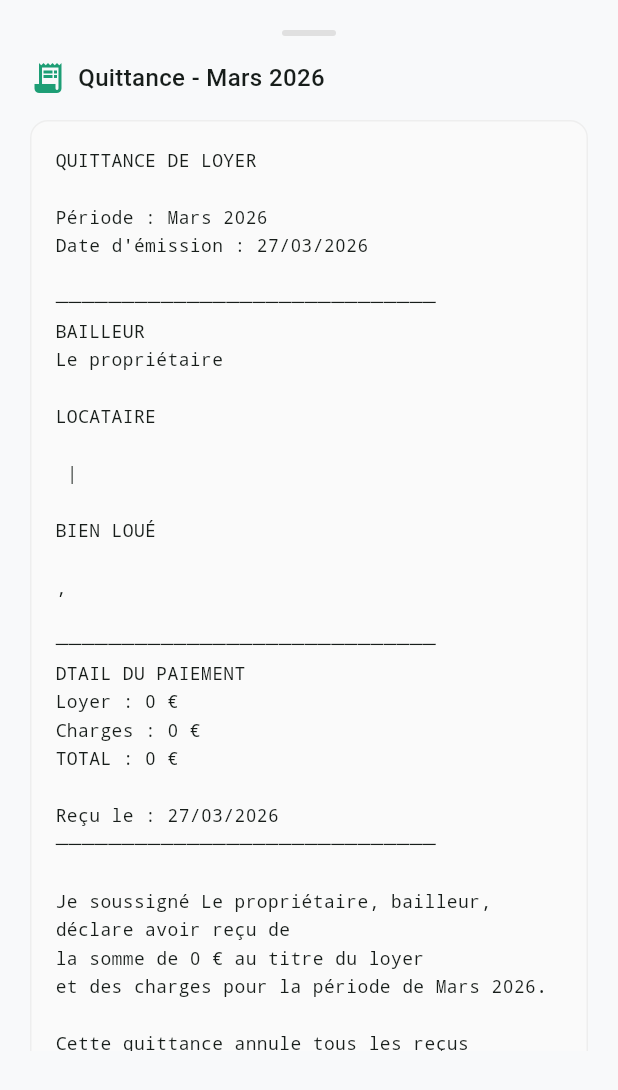
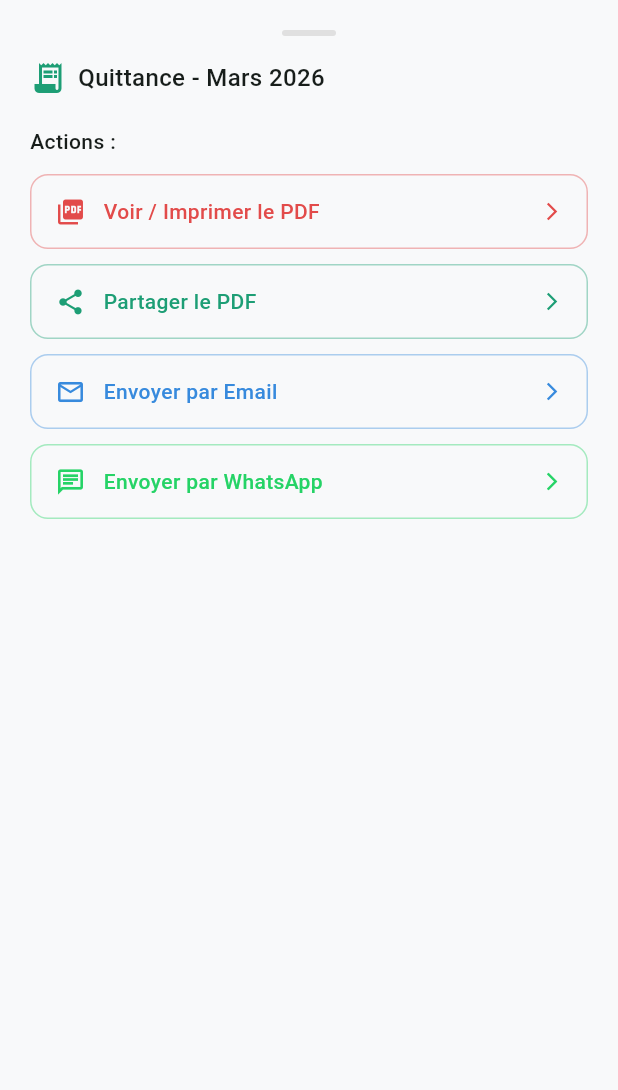
Before and after one commit to hentatizied-ui/gestionloc, a Flutter app: the _QuittanceSheet widget shown alone on an empty page, opened directly with empty values, on a phone screen of 412 x 824 dp. Shown: the top 1090 px of the screen. Run offline on Flutter 3.47's test engine with Material 3 defaults, Android fonts, the light colour scheme and no system bars; our stand-ins replace fl_chart, pdf, printing, shared_preferences; accounts and stored records are empty; network calls fail.

Commit message:
fix: use X12

```diff
--- a/lib/screens/locataires_screen.dart
+++ b/lib/screens/locataires_screen.dart
@@ -1,6 +1,9 @@
+import 'dart:typed_data';
 import 'package:flutter/material.dart';
 import 'package:flutter/foundation.dart' show kIsWeb;
 import 'package:url_launcher/url_launcher.dart';
+import 'package:printing/printing.dart';
+import '../services/pdf_service.dart';
 import 'package:provider/provider.dart';
 import 'package:intl/intl.dart';
 import '../services/data_service.dart';
@@ -339,130 +342,44 @@ class _QuittanceSheet extends StatelessWidget {
   final Transaction paiement;
   const _QuittanceSheet({required this.loc, required this.bien, required this.mois, required this.paiement});
 
-  String _genererTexte(String proprietaire) {
-    final moisStr = DateFormat('MMMM yyyy', 'fr_FR').format(mois);
-    final loyer = bien?.loyerMensuel ?? 0;
-    final charges = bien?.charges ?? 0;
-    final total = loyer + charges;
-    final adresse = bien != null ? '${bien!.adresse}, ${bien!.ville} ${bien!.codePostal}' : '';
+  String _capitalize(String s) => s.isEmpty ? s : '${s[0].toUpperCase()}${s.substring(1)}';
 
-    return '''QUITTANCE DE LOYER
-
-Période : ${_capitalize(moisStr)}
-Date d\'émission : ${DateFormat('dd/MM/yyyy').format(DateTime.now())}
-
-─────────────────────────────
-BAILLEUR
-$proprietaire
-
-LOCATAIRE
-${loc.nomComplet}
-${loc.email} | ${loc.telephone}
-
-BIEN LOUÉ
-${bien?.nom ?? ''}
-$adresse
-
-─────────────────────────────
-DTAIL DU PAIEMENT
-Loyer : ${_fmt(loyer)}
-Charges : ${_fmt(charges)}
-TOTAL : ${_fmt(total)}
-
-Reçu le : ${DateFormat('dd/MM/yyyy').format(paiement.date)}
-─────────────────────────────
-
-Je soussigné $proprietaire, bailleur,
-déclare avoir reçu de ${loc.nomComplet}
-la somme de ${_fmt(total)} au titre du loyer
-et des charges pour la période de ${_capitalize(moisStr)}.
-
-Cette quittance annule tous les reçus antérieurs.''';
+  Future<Uint8List?> _getPdfBytes(BuildContext context) async {
+    if (bien == null) return null;
+    try {
+      return await PdfService.genererQuittance(
+        locataire: loc,
+        bien: bien!,
+        paiement: paiement,
+        mois: mois,
+      );
+    } catch (e) {
+      if (context.mounted) {
+        ScaffoldMessenger.of(context).showSnackBar(
+          SnackBar(content: Text('Erreur PDF: $e'), backgroundColor: AppTheme.danger),
+        );
+      }
+      return null;
+    }
   }
 
-  String _capitalize(String s) => s.isEmpty ? s : '${s[0].toUpperCase()}${s.substring(1)}';
-  String _fmt(double v) => NumberFormat.currency(locale: 'fr_FR', symbol: '€', decimalDigits: 0).format(v);
+  void _afficherPdf(BuildContext context) async {
+    final bytes = await _getPdfBytes(context);
+    if (bytes == null || !context.mounted) return;
+    final moisStr = DateFormat('MMMM_yyyy', 'fr_FR').format(mois);
+    await Printing.layoutPdf(
+      onLayout: (_) => bytes,
+      name: 'Quittance_${loc.nom}_$moisStr.pdf',
+    );
+  }
 
-  @override
-  Widget build(BuildContext context) {
-    final userService = context.read<UserService>();
-    final proprietaire = userService.displayName.isNotEmpty ? userService.displayName : 'Le propriétaire';
-    final texte = _genererTexte(proprietaire);
-    final moisStr = _capitalize(DateFormat('MMMM yyyy', 'fr_FR').format(mois));
-    final sujet = Uri.encodeComponent('Quittance de loyer - $moisStr');
-    final corps = Uri.encodeComponent(texte);
-
-    return DraggableScrollableSheet(
-      initialChildSize: 0.85,
-      expand: false,
-      builder: (_, ctrl) => ListView(
-        controller: ctrl,
-        padding: const EdgeInsets.all(20),
-        children: [
-          Center(child: Container(width: 36, height: 4, margin: const EdgeInsets.only(bottom: 16),
-              decoration: BoxDecoration(color: Colors.grey[300], borderRadius: BorderRadius.circular(2)))),
-          Row(children: [
-            const Icon(Icons.receipt_long, color: AppTheme.primary),
-            const SizedBox(width: 8),
-            Text('Quittance - $moisStr', style: const TextStyle(fontSize: 16, fontWeight: FontWeight.w500)),
-          ]),
-          const SizedBox(height: 16),
-
-          // Aperçu quittance
-          Container(
-            padding: const EdgeInsets.all(16),
-            decoration: BoxDecoration(
-              color: Colors.grey[50],
-              borderRadius: BorderRadius.circular(12),
-              border: Border.all(color: Colors.grey[200]!),
-            ),
-            child: Text(texte, style: const TextStyle(fontSize: 12, height: 1.6, fontFamily: 'monospace')),
-          ),
-          const SizedBox(height: 20),
-
-          // Boutons partage
-          const Text('Envoyer la quittance :', style: TextStyle(fontWeight: FontWeight.w500, fontSize: 14)),
-          const SizedBox(height: 12),
-
-          // Email
-          _PartageBtn(
-            icon: Icons.email_outlined,
-            label: 'Envoyer par Email',
-            color: AppTheme.blue,
-            onTap: () {
-              final url = 'mailto:${loc.email}?subject=$sujet&body=$corps';
-              _ouvrirUrl(context, url);
-            },
-          ),
-          const SizedBox(height: 10),
-
-          // WhatsApp
-          _PartageBtn(
-            icon: Icons.chat_outlined,
-            label: 'Envoyer par WhatsApp',
-            color: const Color(0xFF25D366),
-            onTap: () {
-              final phone = loc.telephone.replaceAll(RegExp(r'[^0-9]'), '');
-              final url = 'https://wa.me/$phone?text=$corps';
-              _ouvrirUrl(context, url);
-            },
-          ),
-          const SizedBox(height: 10),
-
-          // Copier texte
-          _PartageBtn(
-            icon: Icons.copy,
-            label: 'Copier le texte',
-            color: Colors.grey[700]!,
-            onTap: () async {
-              // Sur web, on utilise une approche différente
-              ScaffoldMessenger.of(context).showSnackBar(
-                const SnackBar(content: Text('Texte copié !'), backgroundColor: AppTheme.primary),
-              );
-            },
-          ),
-        ],
-      ),
+  void _partagerPdf(BuildContext context) async {
+    final bytes = await _getPdfBytes(context);
+    if (bytes == null || !context.mounted) return;
+    final moisStr = DateFormat('MMMM_yyyy', 'fr_FR').format(mois);
+    await Printing.sharePdf(
+      bytes: bytes,
+      filename: 'Quittance_${loc.nom}_$moisStr.pdf',
     );
   }
 
@@ -484,7 +401,72 @@ Cette quittance annule tous les reçus antérieurs.''';
     }
   }
 
+  @override
+  Widget build(BuildContext context) {
+    final moisStr = _capitalize(DateFormat('MMMM yyyy', 'fr_FR').format(mois));
+
+    return DraggableScrollableSheet(
+      initialChildSize: 0.7,
+      expand: false,
+      builder: (_, ctrl) => ListView(
+        controller: ctrl,
+        padding: const EdgeInsets.all(20),
+        children: [
+          Center(child: Container(width: 36, height: 4, margin: const EdgeInsets.only(bottom: 16),
+              decoration: BoxDecoration(color: Colors.grey[300], borderRadius: BorderRadius.circular(2)))),
+          Row(children: [
+            const Icon(Icons.receipt_long, color: AppTheme.primary),
+            const SizedBox(width: 8),
+            Expanded(child: Text('Quittance - $moisStr', style: const TextStyle(fontSize: 16, fontWeight: FontWeight.w500))),
+          ]),
+          const SizedBox(height: 20),
+
+          // PDF actions
+          const Text('Actions :', style: TextStyle(fontWeight: FontWeight.w500, fontSize: 14)),
+          const SizedBox(height: 12),
+
+          _PartageBtn(
+            icon: Icons.picture_as_pdf,
+            label: 'Voir / Imprimer le PDF',
+            color: AppTheme.danger,
+            onTap: () => _afficherPdf(context),
+          ),
+          const SizedBox(height: 10),
+          _PartageBtn(
+            icon: Icons.share,
+            label: 'Partager le PDF',
+            color: AppTheme.primary,
+            onTap: () => _partagerPdf(context),
+          ),
+          const SizedBox(height: 10),
+          _PartageBtn(
+            icon: Icons.email_outlined,
+            label: 'Envoyer par Email',
+            color: AppTheme.blue,
+            onTap: () {
+              final sujet = Uri.encodeComponent('Quittance de loyer - $moisStr');
+              final url = 'mailto:${loc.email}?subject=$sujet';
+              _ouvrirUrl(context, url);
+            },
+          ),
+          const SizedBox(height: 10),
+          _PartageBtn(
+            icon: Icons.chat_outlined,
+            label: 'Envoyer par WhatsApp',
+            color: const Color(0xFF25D366),
+            onTap: () {
+              final phone = loc.telephone.replaceAll(RegExp(r'[^0-9]'), '');
+              final url = 'https://wa.me/$phone';
+              _ouvrirUrl(context, url);
+            },
+          ),
+        ],
+      ),
+    );
+  }
+
 }
+
 
 class _PartageBtn extends StatelessWidget {
   final IconData icon;
--- a/pubspec.yaml
+++ b/pubspec.yaml
@@ -18,6 +18,8 @@ dependencies:
   provider: ^6.1.2
   shared_preferences: ^2.2.3
   url_launcher: ^6.2.5
+  pdf: ^3.11.1
+  printing: ^5.12.0
 
 dev_dependencies:
   flutter_test:
@@ -26,3 +28,6 @@ dev_dependencies:
 
 flutter:
   uses-material-design: true
+  assets:
+    - assets/images/signature_saafi.png
+    - assets/images/signature_hentati.jpg
```
Also changed, not shown: lib/services/pdf_service.dart (added, +166 -0 lines), assets/images/signature_hentati.jpg (added), assets/images/signature_saafi.png (added), pubspec.lock, 5 other files.
